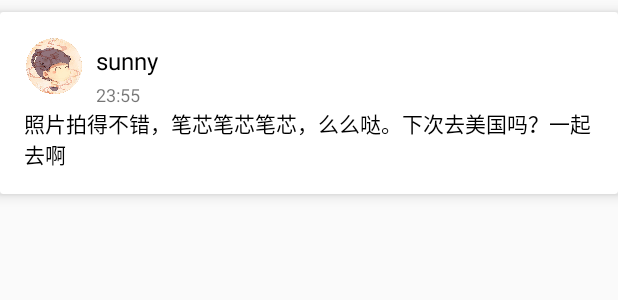
After one commit to miraclezys/Dubi, an Android app: the layout comment_item.xml on its own in the app's theme, with its tools: preview values and no code run, on a phone screen of 412 x 824 dp. The commit adds this screen. Shown: the top 300 px of the screen. Run offline under Robolectric (Android 15) with nearby library versions, the phone set to English and light mode, and no system bars.

Commit message:
添加评论

```diff
--- a/app/src/main/AndroidManifest.xml
+++ b/app/src/main/AndroidManifest.xml
@@ -46,6 +46,10 @@
                 <category android:name="android.intent.category.LAUNCHER" />
             </intent-filter>
         </activity>
+
+        <activity android:name=".activities.CommentActivity"
+            android:exported="true">
+        </activity>
     </application>
 
 </manifest>
--- /dev/null
+++ b/app/src/main/res/layout/comment_item.xml
@@ -0,0 +1,53 @@
+<?xml version="1.0" encoding="utf-8"?>
+<android.support.v7.widget.CardView xmlns:android="http://schemas.android.com/apk/res/android"
+    xmlns:app="http://schemas.android.com/apk/res-auto"
+    android:layout_width="match_parent"
+    android:layout_height="wrap_content"
+    app:cardElevation="5dp"
+    android:clickable="true"
+    app:cardCornerRadius="2dp"
+    android:layout_marginTop="8dp">
+    <RelativeLayout
+        android:layout_width="match_parent"
+        android:layout_height="wrap_content"
+        android:layout_marginBottom="16dp"
+        android:layout_marginTop="16dp">
+        <ImageView
+            android:id="@+id/user_pic_img"
+            android:layout_width="40dp"
+            android:layout_height="40dp"
+            android:layout_marginLeft="16dp"
+            android:background="@mipmap/touxiang1"/>
+        <TextView
+            android:id="@+id/user_name"
+            android:layout_width="wrap_content"
+            android:layout_height="wrap_content"
+            android:layout_toRightOf="@id/user_pic_img"
+            android:layout_alignTop="@id/user_pic_img"
+            android:layout_marginLeft="8dp"
+            android:layout_marginTop="5dp"
+            android:text="sunny"
+            android:textColor="@color/colorBlack"
+            android:textSize="16dp"/>
+        <TextView
+            android:id="@+id/time"
+            android:layout_width="wrap_content"
+            android:layout_height="wrap_content"
+            android:layout_below="@id/user_name"
+            android:layout_alignLeft="@id/user_name"
+            android:layout_marginTop="3dp"
+            android:text="23:55"
+            android:textSize="12dp"/>
+        <TextView
+            android:id="@+id/text"
+            android:layout_width="wrap_content"
+            android:layout_height="wrap_content"
+            android:layout_below="@id/user_pic_img"
+            android:layout_alignLeft="@+id/user_pic_img"
+            android:layout_marginRight="16dp"
+            android:layout_marginTop="8dp"
+            android:text="照片拍得不错，笔芯笔芯笔芯，么么哒。下次去美国吗？一起去啊"
+            android:textSize="14dp"
+            android:textColor="@color/colorBlack"/>
+    </RelativeLayout>
+</android.support.v7.widget.CardView>
--- a/app/src/main/res/values/colors.xml
+++ b/app/src/main/res/values/colors.xml
@@ -12,4 +12,5 @@
     <color name="colorBackground">#F2F2F2</color>
     <color name="colorBlack">#000</color>
     <color name="colorStatus">#dd191d</color>
+    <color name="colorComment">#37b6ab</color>
 </resources>
```
